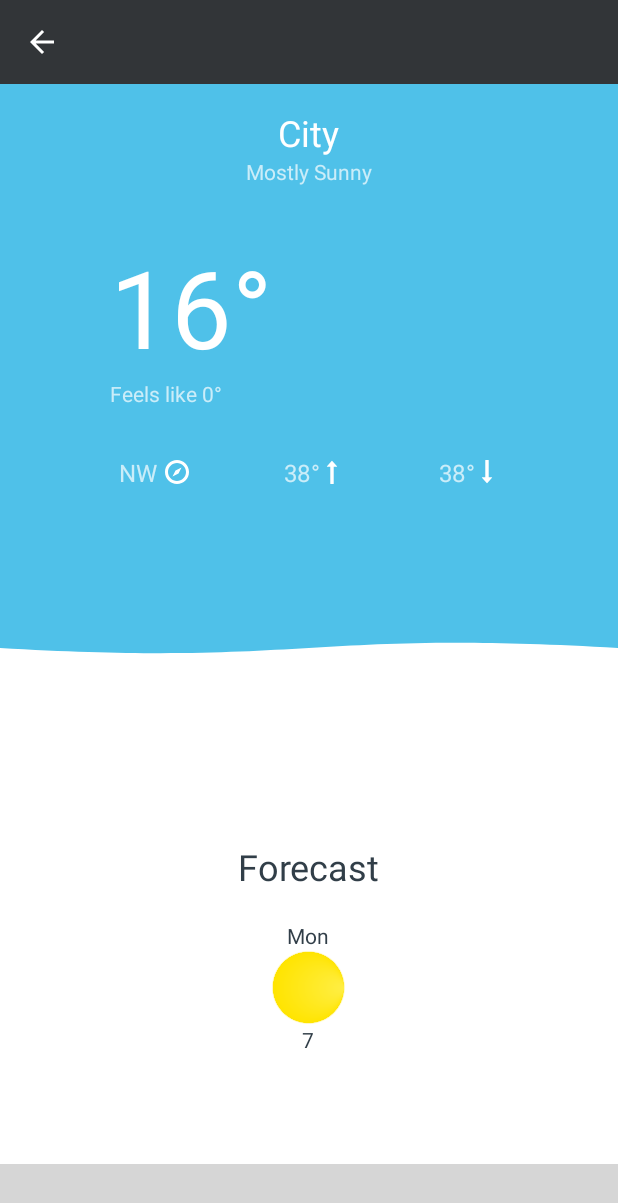
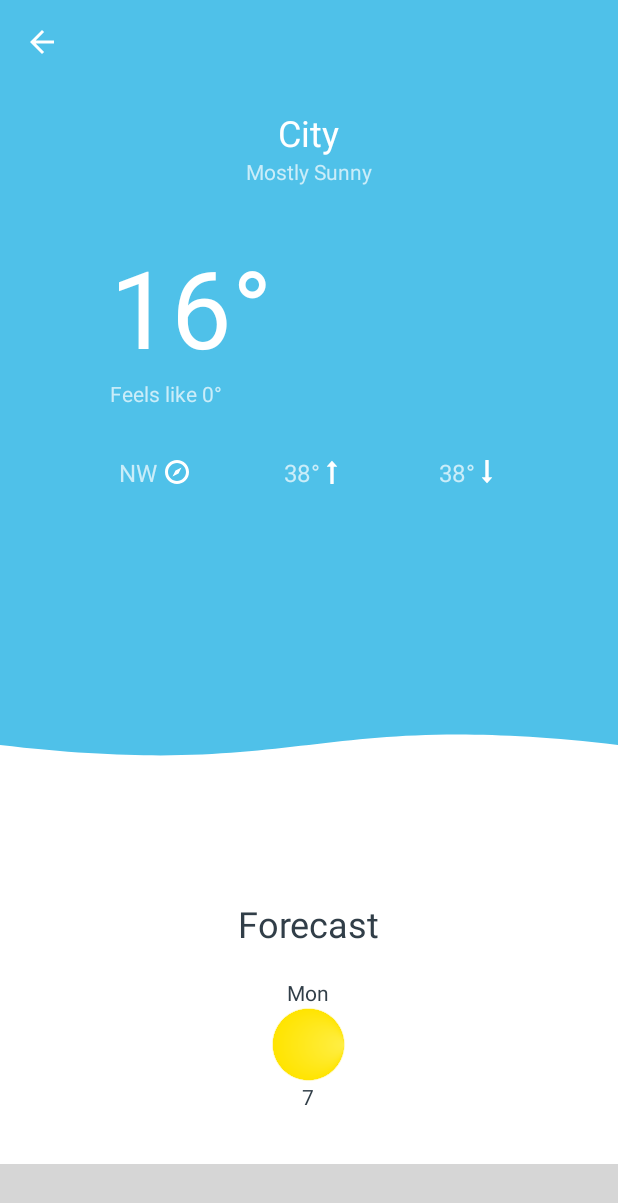
Before and after one commit to ryanwr/weather, an Android app: the DetailActivity screen opened directly, with no data from a screen before it, on a phone screen of 412 x 824 dp. Shown: the top 1203 px of the screen. Run offline under Robolectric (Android 15) with nearby library versions, the phone set to English and light mode, and no system bars; our stand-ins replace ButterKnife, Dagger/Hilt's generated code, Timber; libraries missing offline, so code that uses them is left out: com.frogermcs.androiddevmetrics, com.plattysoft.leonids, com.squareup.leakcanary, me.relex.circleindicator; plain views replace CircleIndicator; 12 statements that could not run were skipped; grey boxes are pictures that could not be loaded.

Commit message:
Fix wave layout divider, update built tools

```diff
--- a/app/build.gradle
+++ b/app/build.gradle
@@ -8,7 +8,7 @@ properties.load(project.rootProject.file('local.properties').newDataInputStream(
 
 android {
     compileSdkVersion 24
-    buildToolsVersion "24.0.1"
+    buildToolsVersion "24.0.3"
 
     compileOptions {
         sourceCompatibility JavaVersion.VERSION_1_8
@@ -91,14 +91,13 @@ dependencies {
     compile 'io.reactivex:rxjava:1.1.6'
 
     // Google play services
-    compile 'com.google.android.gms:play-services-places:9.6.0'
-    compile 'com.google.android.gms:play-services-auth:9.6.0'
-    compile 'com.google.android.gms:play-services-location:9.6.0'
+    compile 'com.google.android.gms:play-services-places:9.6.1'
+    compile 'com.google.android.gms:play-services-auth:9.6.1'
+    compile 'com.google.android.gms:play-services-location:9.6.1'
 
     // Misc. (fonts, particles..)
     compile 'com.vstechlab.easyfonts:easyfonts:1.0.0'
     compile 'me.relex:circleindicator:1.2.1@aar'
-    //compile 'com.github.arimorty:floatingsearchview:2.0.3'
     //compile 'com.plattysoft.leonids:LeonidsLib:1.3.1'
     compile fileTree(dir: '../libs', include: '*.jar')
 }
--- a/app/src/main/res/drawable/wave.xml
+++ b/app/src/main/res/drawable/wave.xml
@@ -1,11 +1,11 @@
 <?xml version="1.0" encoding="utf-8"?>
 <vector xmlns:android="http://schemas.android.com/apk/res/android"
     android:width="500dp"
-    android:height="50dp"
+    android:height="40dp"
     android:viewportWidth="1"
-    android:viewportHeight="0.5">
+    android:viewportHeight="1">
 
     <path
         android:fillColor="#FFFFFF"
-        android:pathData="M 0, 1.2 v -1 c 0.5 0.2, 0.5 -0.2, 1 0 v 1.2 Z" />
+        android:pathData="M 0, 1.5 v -1 c 0.5 0.6, 0.5 -0.6, 1 0 v 1 Z" />
 </vector>
--- a/app/src/main/res/layout/activity_detail.xml
+++ b/app/src/main/res/layout/activity_detail.xml
@@ -5,7 +5,8 @@
     xmlns:tools="http://schemas.android.com/tools"
     android:layout_width="match_parent"
     android:layout_height="match_parent"
-    tools:context=".ui.detailscreen.DetailActivity">
+    tools:context=".ui.detailscreen.DetailActivity"
+    android:background="@color/sunnyBg">
 
     <android.support.design.widget.CoordinatorLayout
         android:id="@+id/coordinator_layout"
@@ -22,7 +23,7 @@
         android:id="@+id/toolbar"
         android:layout_width="match_parent"
         android:layout_height="?attr/actionBarSize"
-        android:background="@color/colorPrimary"
+        android:background="@color/sunnyBg"
         android:theme="@style/ThemeOverlay.AppCompat.ActionBar"
         app:popupTheme="@style/ThemeOverlay.AppCompat.Light" />
 
--- a/app/src/main/res/layout/fragment_detail.xml
+++ b/app/src/main/res/layout/fragment_detail.xml
@@ -1,4 +1,4 @@
-<RelativeLayout xmlns:android="http://schemas.android.com/apk/res/android"
+<LinearLayout xmlns:android="http://schemas.android.com/apk/res/android"
     xmlns:tools="http://schemas.android.com/tools"
     android:layout_width="match_parent"
     android:layout_height="match_parent"
@@ -6,16 +6,10 @@
     tools:context=".ui.detailscreen.DetailFragment">
 
     <LinearLayout
-        android:id="@+id/split_layout"
-        android:layout_width="match_parent"
-        android:layout_height="match_parent"
-        android:orientation="vertical">
-
-        <LinearLayout
         android:id="@+id/main_section"
         android:layout_width="match_parent"
         android:layout_height="0dp"
-            android:layout_weight="1"
+        android:layout_weight="0.6"
         android:paddingBottom="@dimen/activity_vertical_margin"
         android:paddingLeft="@dimen/activity_horizontal_margin"
         android:paddingRight="@dimen/activity_horizontal_margin"
@@ -143,16 +137,23 @@
 
     </LinearLayout>
 
+    <ImageView
+        android:layout_width="match_parent"
+        android:layout_height="40dp"
+        android:src="@drawable/wave"
+        android:layout_marginTop="-40dp"
+        android:scaleType="fitXY" />
+
     <FrameLayout
         android:layout_width="match_parent"
         android:layout_height="0dp"
-            android:layout_weight="1"
-            android:background="@color/white">
+        android:layout_weight="0.4">
 
         <android.support.v4.view.ViewPager
             android:id="@+id/view_pager"
             android:layout_width="match_parent"
-                android:layout_height="match_parent">
+            android:layout_height="match_parent"
+            android:background="@color/white">
 
         </android.support.v4.view.ViewPager>
 
@@ -164,13 +165,3 @@
     </FrameLayout>
 
 </LinearLayout>
-
-    <ImageView
-        android:layout_width="match_parent"
-        android:layout_height="40dp"
-        android:layout_centerVertical="true"
-        android:src="@drawable/wave"
-        android:paddingBottom="10dp"
-        android:scaleType="fitXY"/>
-
-</RelativeLayout>
```
Lines whose indentation alone changed are shown as unchanged.
